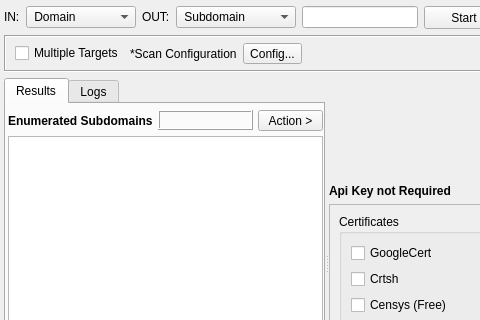
The window that sub3suite/src/engines/osint/Osint.ui (3nock/OTE) describes before a commit, drawn with Qt 5; both pictures show x 0 to 480 and y 0 to 320 of the 716 by 448 pixel window.
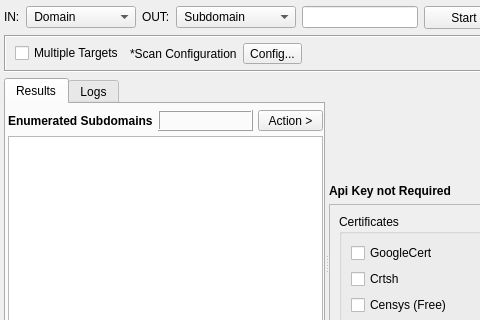
The same window after the commit. Custom widgets are drawn as their Qt base class.

```diff
--- a/sub3suite/src/engines/osint/Osint.ui
+++ b/sub3suite/src/engines/osint/Osint.ui
@@ -450,7 +450,7 @@
           <item>
            <widget class="QLabel" name="labelResultsCount">
             <property name="sizePolicy">
-             <sizepolicy hsizetype="Preferred" vsizetype="Maximum">
+             <sizepolicy hsizetype="Preferred" vsizetype="Preferred">
               <horstretch>0</horstretch>
               <verstretch>0</verstretch>
              </sizepolicy>
@@ -458,13 +458,13 @@
             <property name="minimumSize">
              <size>
               <width>0</width>
-              <height>20</height>
+              <height>0</height>
              </size>
             </property>
             <property name="maximumSize">
              <size>
               <width>16777215</width>
-              <height>20</height>
+              <height>16777215</height>
              </size>
             </property>
             <property name="font">
```
